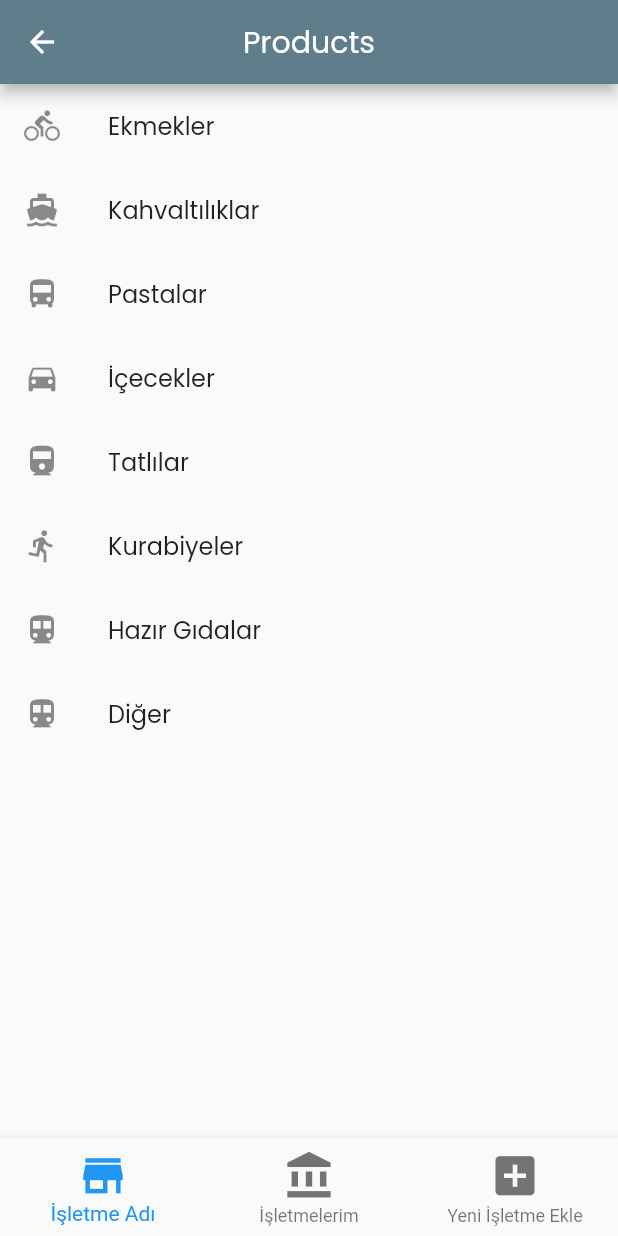
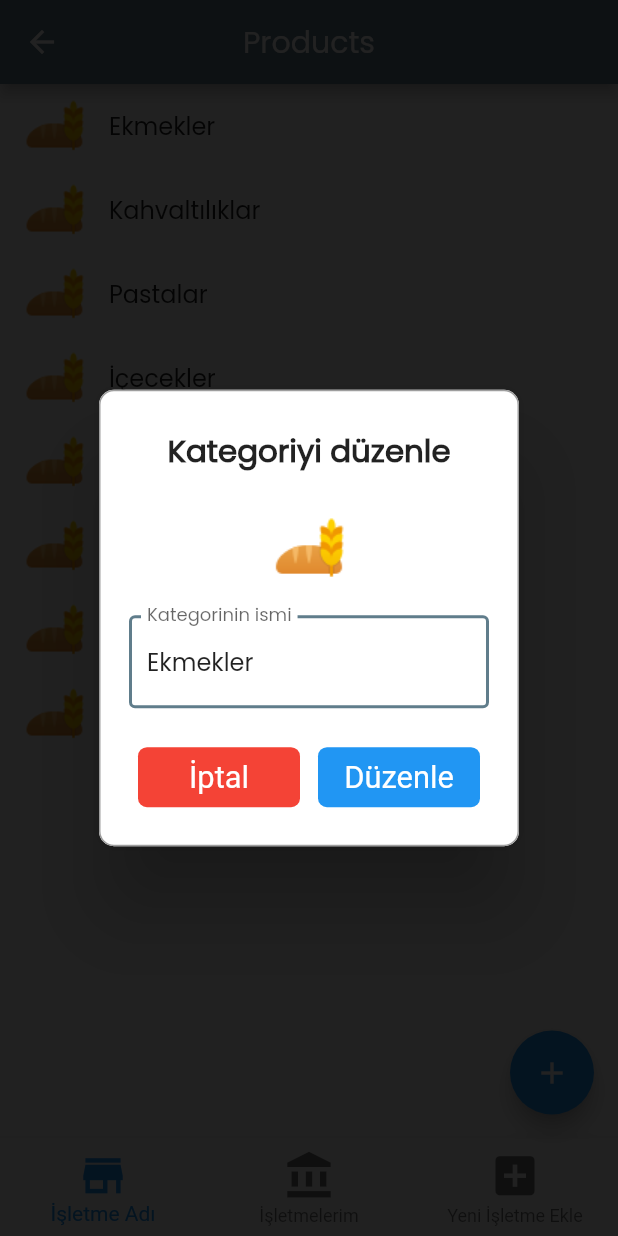
Before and after one commit to rootate/MyBakery, a Flutter app: the Products screen opened directly, after a tap on "Ekmekler", on a phone screen of 412 x 824 dp. Run offline on Flutter 3.47's test engine with Material 2 defaults, Android fonts, the phone set to English and light mode, and no system bars; drawn by our look-alikes of rflutter_alert; our stand-ins replace firebase_auth, firebase_core, flutter_datetime_picker, flutter_spinkit; accounts and stored records are empty.

Commit message:
Add floatingActionButton and Popup for products

```diff
--- a/lib/screens/employees.dart
+++ b/lib/screens/employees.dart
@@ -44,6 +44,12 @@ class _EmployeesState extends State<Employees> {
             );
           },
         ),
+        floatingActionButton: FloatingActionButton(
+          onPressed: (){
+            print("hello");
+          },
+          child: Icon(Icons.add),
+        ),
         bottomNavigationBar: myBottomNavigationBar(seciliSayfa, sayfaDegistir),
     );
   }
--- a/lib/screens/products.dart
+++ b/lib/screens/products.dart
@@ -1,5 +1,7 @@
 import 'package:flutter/material.dart';
 import 'package:flutter_my_bakery/shared/bottom_bar.dart';
+import 'package:rflutter_alert/rflutter_alert.dart';
+import 'package:flutter_my_bakery/shared/constants.dart';
 
 class Products extends StatefulWidget {
   @override
@@ -7,6 +9,7 @@ class Products extends StatefulWidget {
 }
 
 class _ProductsState extends State<Products> {
+
   int seciliSayfa = 0;
   void sayfaDegistir(int index){
     setState(() {
@@ -16,12 +19,18 @@ class _ProductsState extends State<Products> {
 
   @override
   Widget build(BuildContext context) {
+    final contextW = MediaQuery.of(context).size.width;
+    final contextH = MediaQuery.of(context).size.height;
+
+    final sizeW = contextW / 20;
+    final sizeH = contextH / 20;
+
     final categories = ['Ekmekler', 'Kahvaltılıklar', 'Pastalar', 'İçecekler',
       'Tatlılar', 'Kurabiyeler', 'Hazır Gıdalar', 'Diğer'];
 
-    final icons = [Icons.directions_bike, Icons.directions_boat,
-      Icons.directions_bus, Icons.directions_car, Icons.directions_railway,
-      Icons.directions_run, Icons.directions_subway, Icons.directions_transit];
+    final image = Image(image: AssetImage('assets/images/icons/bread.png'));
+
+    TextEditingController controller = TextEditingController();
 
     return Scaffold(
         appBar: AppBar(
@@ -34,14 +43,91 @@ class _ProductsState extends State<Products> {
           itemBuilder: (context, index) {
             return ListTile(
               onTap: () {
-
+                controller.text = categories[index];
+                confirmationPopup(context,image,1,controller);
               },
-              leading: Icon(icons[index]),
+              leading: ConstrainedBox(
+                constraints: BoxConstraints(
+                  minWidth: sizeW,
+                  minHeight: sizeH,
+                  maxWidth: sizeW + 20,
+                  maxHeight: sizeH + 20,
+                ),
+                child: image,
+              ),
               title: Text(categories[index],style: TextStyle(fontFamily: "Poppins"),),
             );
           },
+
+        ),
+        floatingActionButton: FloatingActionButton(
+          onPressed: (){
+            confirmationPopup(context,image,0,controller);
+          },
+          child: Icon(Icons.add),
         ),
         bottomNavigationBar: myBottomNavigationBar(seciliSayfa, sayfaDegistir),
     );
   }
+
+  confirmationPopup(BuildContext dialogContext,Widget image,int val,TextEditingController controller) {
+    final contextW = MediaQuery.of(context).size.width;
+    final sizeW = contextW / 20;
+
+    var alertStyle = AlertStyle(
+      animationType: AnimationType.grow,
+      overlayColor: Colors.black87,
+      isCloseButton: false,
+      isOverlayTapDismiss: true,
+      titleStyle: TextStyle(fontFamily: "Poppins",fontWeight: FontWeight.bold, fontSize: sizeW),
+      animationDuration: Duration(milliseconds: 400),
+    );
+
+    Alert(
+        context: dialogContext,
+        style: alertStyle,
+        title: val == 0 ? "Kategori ekle" : "Kategoriyi düzenle",
+        content: Column(
+          children: [
+            SizedBox(height: sizeW,),
+            image,
+            SizedBox(height: sizeW,),
+            TextFormField(
+              controller: controller,
+              style: textStyle1,
+              decoration: textInputDecoration.copyWith(
+                labelText: "Kategorinin ismi",
+              ),
+              validator: (val) => val.isEmpty ? "Enter an email" : null,
+              onChanged: (val) {
+                setState(() {
+
+                });
+              },
+            ),
+          ],
+        ),
+        buttons: [
+          DialogButton(
+            child: Text(
+              "İptal",
+              style: TextStyle(color: Colors.white, fontSize: sizeW),
+            ),
+            onPressed: () {
+              Navigator.pop(context);
+            },
+            color: Colors.red,
+          ),
+          DialogButton(
+            child: Text(
+              val == 0 ? "Ekle" : "Düzenle",
+              style: TextStyle(color: Colors.white, fontSize: sizeW),
+            ),
+            onPressed: () {
+              Navigator.pop(context);
+            },
+            color: Colors.blue,
+          )
+        ]).show();
+  }
 }
--- a/pubspec.yaml
+++ b/pubspec.yaml
@@ -35,6 +35,7 @@ dependencies:
   flutter_spinkit: "^4.1.2"
   flutter_datetime_picker: ^1.4.0
   intl: ^0.16.1
+  rflutter_alert: ^1.1.0
 
 dev_dependencies:
   flutter_test:
@@ -54,6 +55,7 @@ flutter:
   # To add assets to your application, add an assets section, like this:
   assets:
     - assets/images/
+    - assets/images/icons
   #   - images/a_dot_ham.jpeg
 
   # An image asset can refer to one or more resolution-specific "variants", see
```
Also changed, not shown: assets/images/icons/bread.png (added), pubspec.lock.
